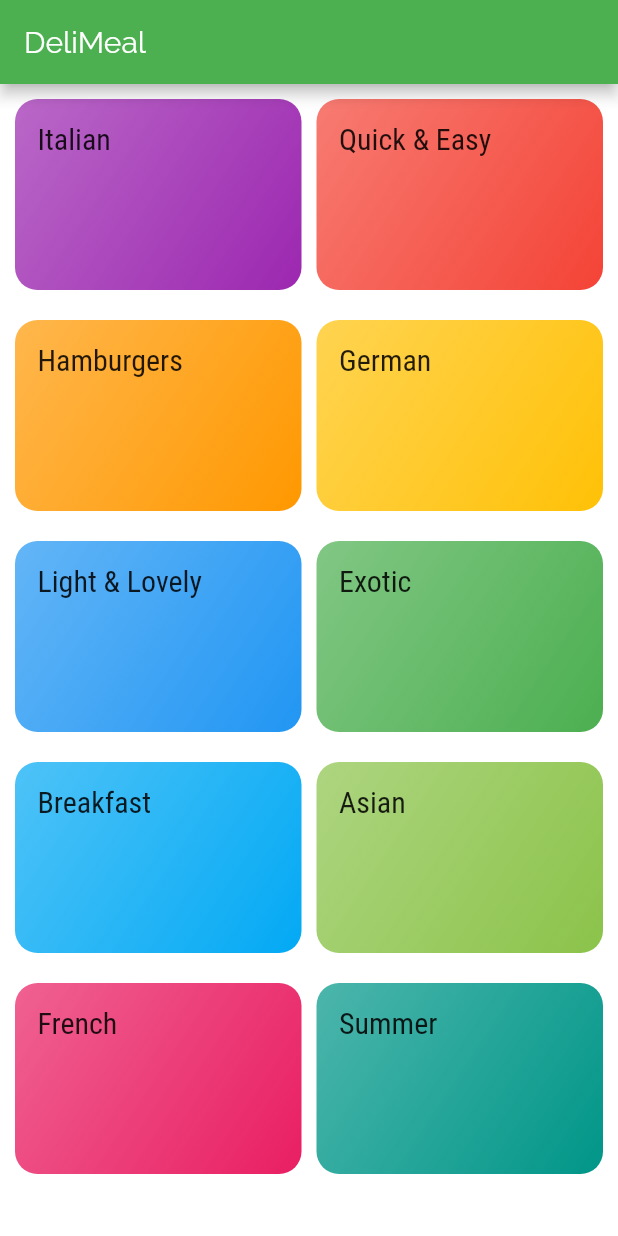
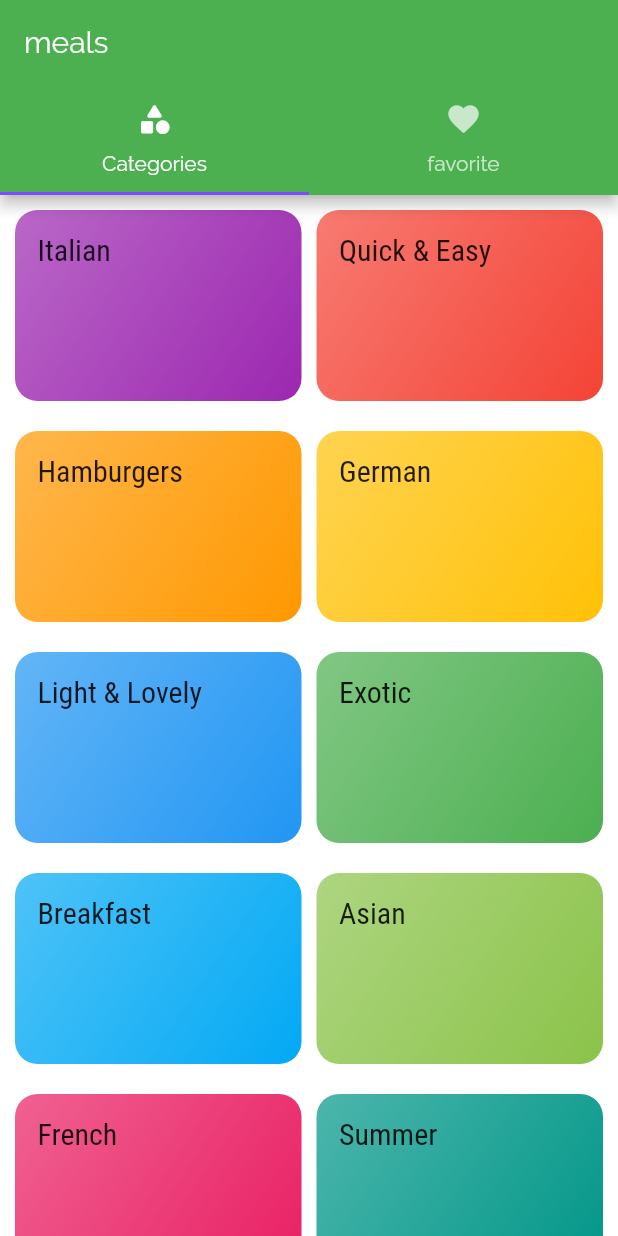
Before and after one commit to rocksolid911/meal_app, a Flutter app: the screen it shows after launch, on a phone screen of 412 x 824 dp. Run offline on Flutter 3.47's test engine with Material 2 defaults, Android fonts, the phone set to English and light mode, and no system bars.

Commit message:
added tabs for category and favorites_scren ,remember after using tabview it becomes the entry point of the app means the home screen ,and use tabindex to decide which tab would be use when apps open

```diff
--- a/lib/main.dart
+++ b/lib/main.dart
@@ -2,6 +2,7 @@ import 'package:flutter/material.dart';
 import 'screens/category_screen.dart';
 import 'screens/category_meals_screen.dart';
 import 'screens/meal_details_screen.dart';
+import 'screens/tabs_screen.dart';
 void main() => runApp(MyApp());
 
 class MyApp extends StatelessWidget {
@@ -30,8 +31,12 @@ class MyApp extends StatelessWidget {
               fontFamily: 'Robotocondensed',
             ),
           )),
-      home: CategoriesScreen(),
+      // home: CategoriesScreen(),
       routes: {
+        '/': (ctx) => TabsScreen(),
+        //'/' represent the home page of application so if we use tab
+        //then tabscreen must be that home page and remember
+        //to remove scafold from those page as it brings its own to the page
         CategoryMealsScreen.routeName: (ctx) => CategoryMealsScreen(),
         MealDetails.routeName: (ctx) => MealDetails(),
       },
--- a/lib/screens/category_screen.dart
+++ b/lib/screens/category_screen.dart
@@ -5,11 +5,7 @@ import '../category_item.dart';
 class CategoriesScreen extends StatelessWidget {
   @override
   Widget build(BuildContext context) {
-    return Scaffold(
-      appBar: AppBar(
-        title: const Text('DeliMeal'),
-      ),
-      body: GridView(
+    return  GridView(
         padding: const EdgeInsets.all(10),
         children: DUMMY_CATEGORIES
             .map(
@@ -26,7 +22,7 @@ class CategoriesScreen extends StatelessWidget {
           mainAxisSpacing: 20,
           crossAxisSpacing: 10,
         ),
-      ),
-    );
+      );
+
   }
 }
--- /dev/null
+++ b/lib/screens/tabs_screen.dart
@@ -0,0 +1,40 @@
+import 'package:flutter/material.dart';
+import './category_screen.dart';
+import './favorites_scren.dart';
+class TabsScreen extends StatefulWidget {
+  @override
+  _TabsScreenState createState() => _TabsScreenState();
+}
+
+class _TabsScreenState extends State<TabsScreen> {
+  @override
+  Widget build(BuildContext context) {
+    return DefaultTabController(
+      length: 2,
+      child: Scaffold(
+        appBar: AppBar(
+          title: Text('meals'),
+          bottom: TabBar(
+            tabs: <Widget>[
+              Tab(
+                icon: Icon(
+                  Icons.category_rounded,
+                ),
+                text: 'Categories',
+              ),
+              Tab(
+                icon: Icon(Icons.favorite,
+                ),
+                text: 'favorite',
+              ),
+            ],
+          ),
+        ),
+        body: TabBarView(children: <Widget>[
+          CategoriesScreen(),
+          FavoriteScreen(),
+        ],),
+      ),
+    );
+  }
+}
```
Also changed, not shown: lib/screens/favorites_scren.dart (added, +7 -0 lines), lib/screens/meal_details_screen.dart (+100 -4 lines), pubspec.lock.
